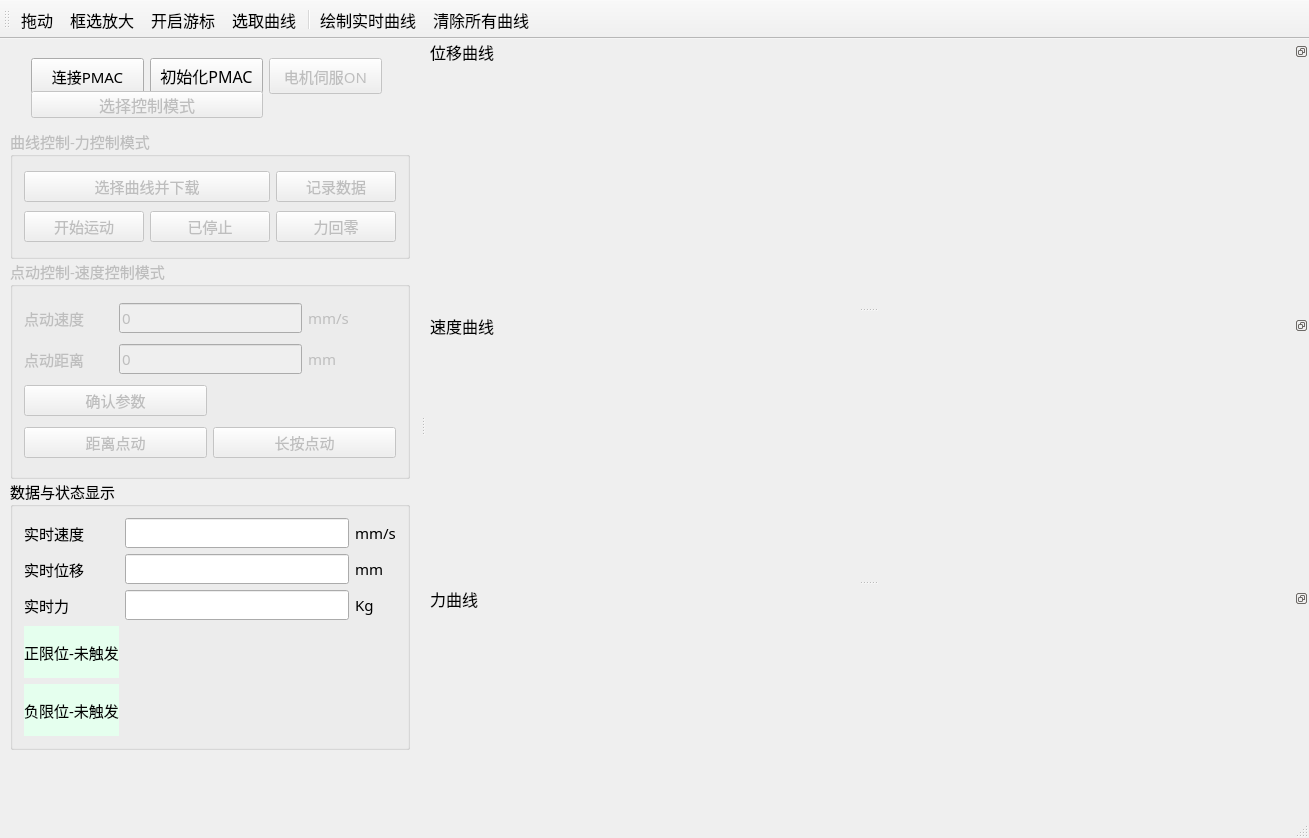
Before: the Qt Designer form SimEqpUI/simeqpui.ui in dfy9983/SimEqpUI, drawn with Qt 5.
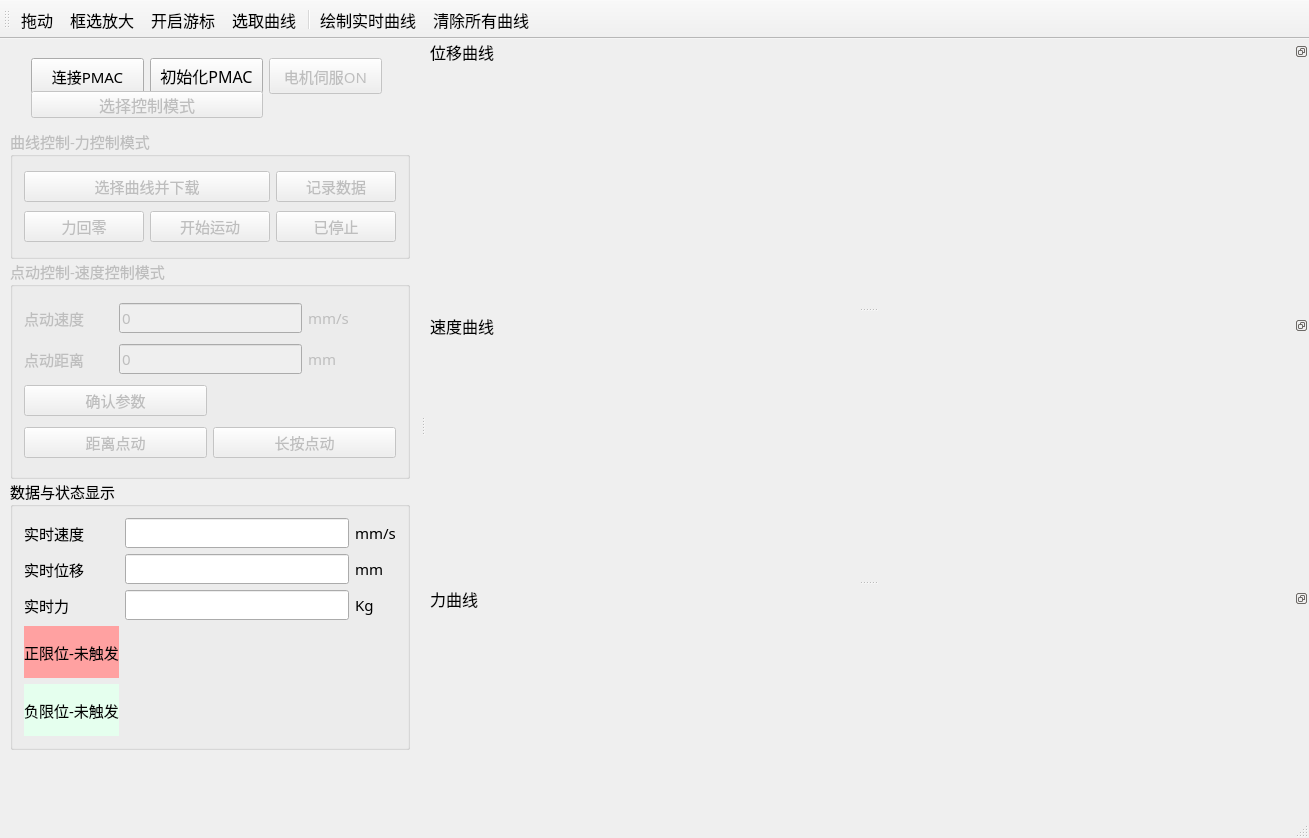
After: the same form once the commit is applied. Icons and pictures are not drawn. Custom widgets are drawn as their Qt base class.

What changed in the file:
```diff
--- a/SimEqpUI/simeqpui.ui
+++ b/SimEqpUI/simeqpui.ui
@@ -88,6 +88,13 @@
     </property>
     <layout class="QGridLayout" name="gridLayout">
      <item row="1" column="0">
+      <widget class="QPushButton" name="ForceHomeButton">
+       <property name="text">
+        <string>力回零</string>
+       </property>
+      </widget>
+     </item>
+     <item row="1" column="1">
       <widget class="QPushButton" name="StartButton">
        <property name="styleSheet">
         <string notr="true"/>
@@ -97,7 +104,7 @@
        </property>
       </widget>
      </item>
-     <item row="1" column="1">
+     <item row="1" column="2">
       <widget class="QPushButton" name="StopButton">
        <property name="text">
         <string>已停止</string>
@@ -111,13 +118,6 @@
        </property>
       </widget>
      </item>
-     <item row="1" column="2">
-      <widget class="QPushButton" name="ForceHomeButton">
-       <property name="text">
-        <string>力回零</string>
-       </property>
-      </widget>
-     </item>
      <item row="0" column="0" colspan="2">
       <widget class="QPushButton" name="LoadDataButton">
        <property name="text">
@@ -314,7 +314,7 @@
      <item row="3" column="0">
       <widget class="QLabel" name="PosLimitState">
        <property name="styleSheet">
-        <string notr="true">background-color: rgb(229, 255, 238);</string>
+        <string notr="true">background-color: rgb(255, 161, 161);</string>
        </property>
        <property name="text">
         <string>正限位-未触发</string>
@@ -354,7 +354,7 @@
      </item>
     </layout>
    </widget>
-   <widget class="QWidget" name="">
+   <widget class="QWidget" name="layoutWidget">
     <property name="geometry">
      <rect>
       <x>20</x>
```
